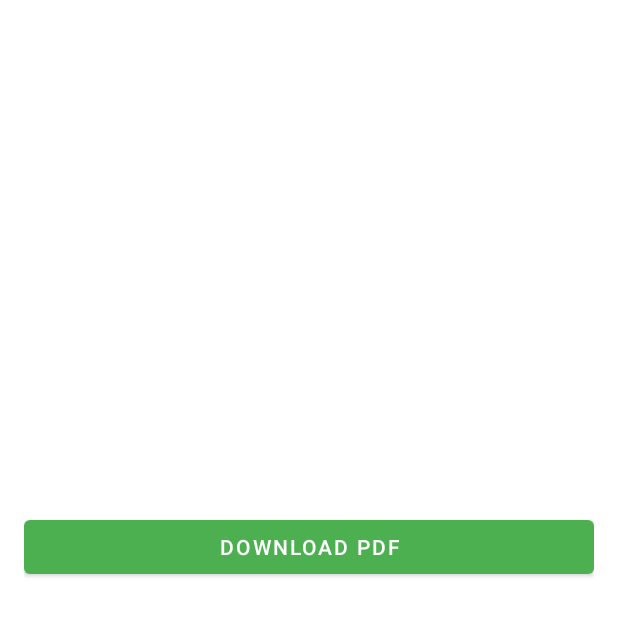
After one commit to teshanj7/CleanCircle, an Android app: the fragment PdfDownloadFragment placed in its activity, on a phone screen of 412 x 824 dp, the top half of it. The commit adds this screen. Run offline under Robolectric (Android 15) with nearby library versions, the phone set to English and light mode, and no system bars; our stand-ins replace Firebase (no records; nobody signed in at launch, a user with empty details on screens opened directly); libraries missing offline, so code that uses them is left out: com.itextpdf.text; 2 statements that could not run were skipped.

Commit message:
Update PDF Download fragment and CRUD Operations

```diff
--- a/app/build.gradle.kts
+++ b/app/build.gradle.kts
@@ -67,4 +67,7 @@ dependencies {
 
     implementation ("com.github.bumptech.glide:glide:4.15.1")
 
+    implementation ("com.itextpdf:itextpdf:5.5.13")
+    implementation ("androidx.core:core:1.7.0")
+
 }
--- a/app/src/main/AndroidManifest.xml
+++ b/app/src/main/AndroidManifest.xml
@@ -6,6 +6,7 @@
     <uses-permission android:name="android.permission.ACCESS_FINE_LOCATION" />
     <uses-permission android:name="android.permission.ACCESS_BACKGROUND_LOCATION" />
     <uses-permission android:name="android.permission.INTERNET" />
+    <uses-permission android:name="android.permission.WRITE_EXTERNAL_STORAGE" />
 
     <application
         android:allowBackup="true"
--- a/app/src/main/java/com/example/ueeprojcleancircle/adapters/ReportAdapter.kt
+++ b/app/src/main/java/com/example/ueeprojcleancircle/adapters/ReportAdapter.kt
@@ -45,7 +45,7 @@ class ReportAdapter(private val ReportList:ArrayList<ReportModel>):
 
     override fun onBindViewHolder(holder: ReportHolder, position: Int) {
         val currentReport = ReportList[position]
-        holder.reportCategory.setText(currentReport.reportCategory.toString())
+        holder.reportCategory.setText(currentReport.wasteType.toString())
         holder.estimateWeight.setText(currentReport.estimateWeight.toString())
         holder.remarks.setText(currentReport.remarks.toString())
         val bytes = android.util.Base64.decode(currentReport.reportImage,android.util.Base64.DEFAULT)
--- a/app/src/main/java/com/example/ueeprojcleancircle/models/ReportModel.kt
+++ b/app/src/main/java/com/example/ueeprojcleancircle/models/ReportModel.kt
@@ -6,7 +6,7 @@ import com.google.firebase.database.IgnoreExtraProperties
 data class ReportModel(
     val fullName: String?,
     val estimateWeight: String?,
-    val reportCategory: String?,
+    val wasteType: String?,
     val reportDatePicker: String?,
     val reportImage: String? = "",
     val remarks: String?,
--- /dev/null
+++ b/app/src/main/res/layout/fragment_pdf_download.xml
@@ -0,0 +1,15 @@
+<RelativeLayout xmlns:android="http://schemas.android.com/apk/res/android"
+    xmlns:app="http://schemas.android.com/apk/res-auto"
+    xmlns:tools="http://schemas.android.com/tools"
+    android:layout_width="match_parent"
+    android:layout_height="match_parent"
+    android:padding="16dp"
+    tools:context=".activities.PdfDownloadFragment">
+
+    <Button
+        android:id="@+id/downloadButton"
+        android:layout_width="match_parent"
+        android:layout_height="wrap_content"
+        android:text="Download PDF"
+        android:layout_centerInParent="true" />
+</RelativeLayout>
--- a/app/src/main/res/values/strings.xml
+++ b/app/src/main/res/values/strings.xml
@@ -100,4 +100,6 @@
     <string name="compostTitle">Compost Tracker</string>
     <string name="compostText">Input the estimated amount of waste you have in kilograms to generate the duration.</string>
     <string name="compostText2">For more info about compost generation click below!</string>
+    <!-- TODO: Remove or change this placeholder text -->
+    <string name="hello_blank_fragment">Hello blank fragment</string>
 </resources>
--- a/app/src/main/res/values/themes.xml
+++ b/app/src/main/res/values/themes.xml
@@ -1,6 +1,6 @@
 <resources xmlns:tools="http://schemas.android.com/tools">
     <!-- Base application theme. -->
-    <style name="Theme.UEEProjCleanCircle" parent="Theme.MaterialComponents.DayNight.DarkActionBar">
+    <style name="Theme.UEEProjCleanCircle" parent="Theme.MaterialComponents.DayNight.NoActionBar">
         <!-- Primary brand color. -->
         <item name="colorPrimary">@color/rectGreen</item>
         <item name="colorPrimaryVariant">@color/purple_700</item>
```
Also changed, not shown: app/src/main/java/com/example/ueeprojcleancircle/activities/PdfDownloadFragment.kt (added, +144 -0 lines), app/src/main/java/com/example/ueeprojcleancircle/activities/ReportPinLocation.kt (+23 -0 lines).
